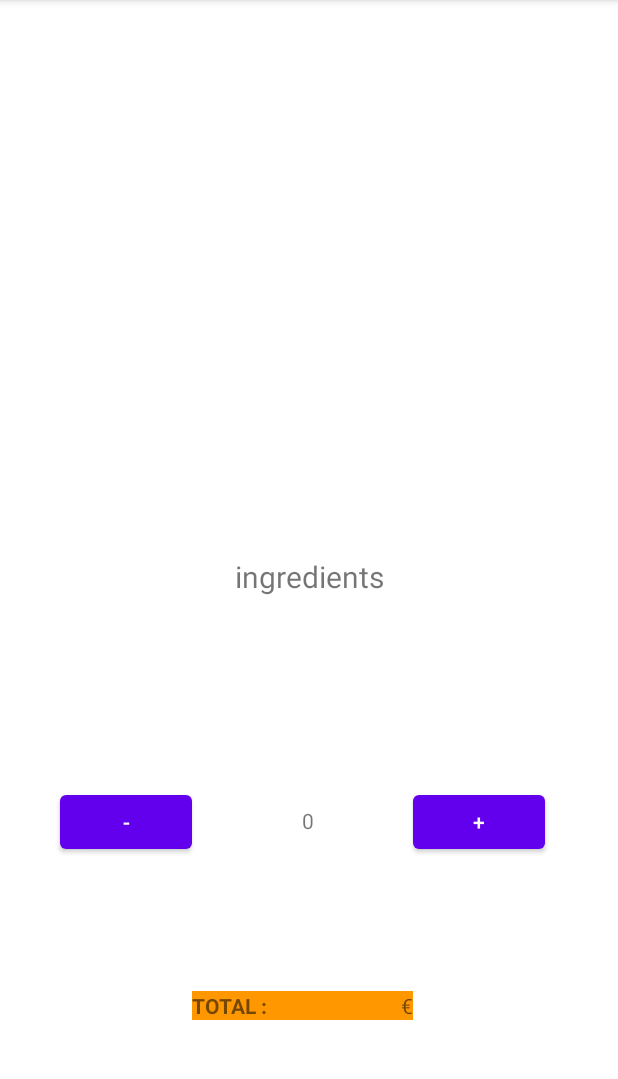
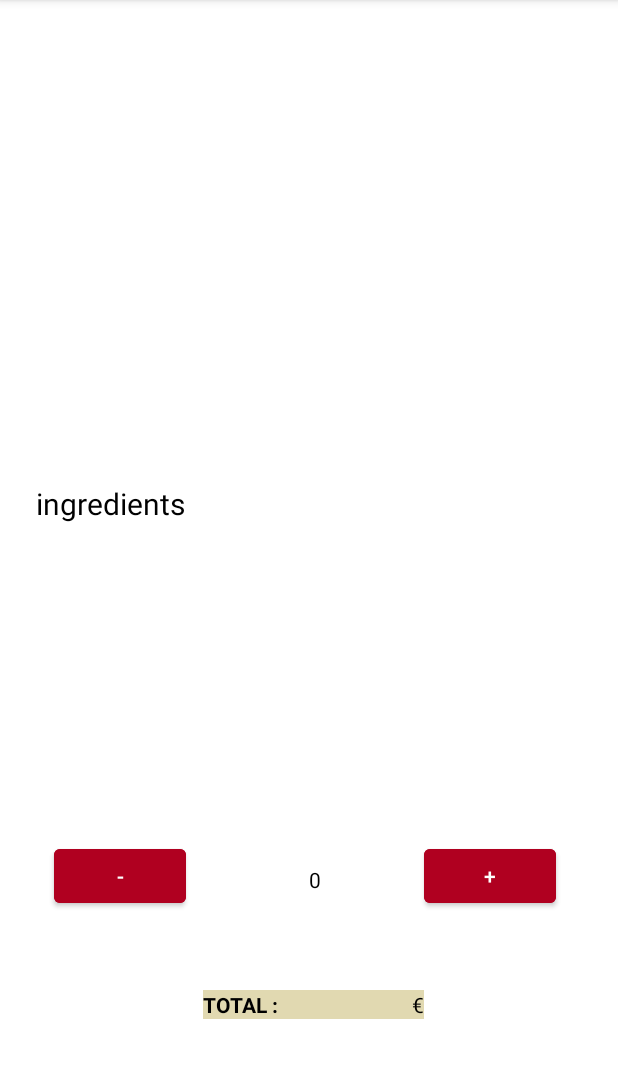
Before and after one commit to struixll/AndroidERestaurant, an Android app: the DetailActivity screen opened directly, with no data from a screen before it, on a phone screen of 412 x 824 dp, the part 84-1163 px from its top. Run offline under Robolectric (Android 15) with nearby library versions, the phone set to English and light mode, and no system bars; network calls fail; 7 statements that could not run were skipped.

Commit message:
Mise en forme couleur

```diff
--- a/app/src/main/res/layout/activity_category.xml
+++ b/app/src/main/res/layout/activity_category.xml
@@ -4,13 +4,15 @@
     xmlns:tools="http://schemas.android.com/tools"
     android:layout_width="match_parent"
     android:layout_height="match_parent"
-    tools:context=".CategoryActivity">
+    tools:context=".CategoryActivity"
+    android:background="#FFFF">
 
     <androidx.recyclerview.widget.RecyclerView
         android:id="@+id/ListePlats"
         android:layout_width="match_parent"
         android:layout_height="wrap_content"
         android:layout_marginTop="52dp"
+
         app:layout_constraintEnd_toEndOf="parent"
         app:layout_constraintHorizontal_bias="0.551"
         app:layout_constraintStart_toStartOf="parent"
--- a/app/src/main/res/layout/activity_detail.xml
+++ b/app/src/main/res/layout/activity_detail.xml
@@ -4,98 +4,114 @@
     xmlns:tools="http://schemas.android.com/tools"
     android:layout_width="match_parent"
     android:layout_height="match_parent"
-    tools:context=".DetailActivity">
+    tools:context=".DetailActivity"
+    android:background="#FFFF">
 
     <Button
         android:id="@+id/lessButton"
         android:layout_width="wrap_content"
         android:layout_height="wrap_content"
-        android:layout_marginStart="40dp"
-        android:layout_marginBottom="196dp"
+        android:layout_marginStart="36dp"
+        android:layout_marginBottom="160dp"
+        android:backgroundTint="@color/design_default_color_error"
         android:text="@string/lessButtton"
+        android:textColor="#FFFF"
         app:layout_constraintBottom_toBottomOf="parent"
         app:layout_constraintStart_toStartOf="parent" />
 
+    <Button
+        android:id="@+id/plusButton"
+        android:layout_width="wrap_content"
+        android:layout_height="wrap_content"
+        android:layout_marginBottom="160dp"
+        android:backgroundTint="@color/design_default_color_error"
+        android:text="@string/plusButton"
+        android:textColor="#FFFF"
+        app:layout_constraintBottom_toBottomOf="parent"
+        app:layout_constraintEnd_toEndOf="parent"
+        app:layout_constraintHorizontal_bias="0.793"
+        app:layout_constraintStart_toEndOf="@+id/lessButton"
+        app:strokeColor="#151212" />
+
+    <TextView
+        android:id="@+id/quantity"
+        android:layout_width="27dp"
+        android:layout_height="19dp"
+        android:layout_marginBottom="64dp"
+        android:text="@string/Null"
+        android:textColor="@color/black"
+        android:textAlignment="center"
+        app:layout_constraintBottom_toTopOf="@+id/addition"
+        app:layout_constraintEnd_toStartOf="@+id/plusButton"
+        app:layout_constraintHorizontal_bias="0.552"
+        app:layout_constraintStart_toEndOf="@+id/lessButton" />
+
     <androidx.viewpager.widget.ViewPager
         android:id="@+id/imageDetail"
-        android:layout_width="match_parent"
-        android:layout_height="250dp"
+        android:layout_width="413dp"
+        android:layout_height="299dp"
         android:layout_marginTop="4dp"
         app:layout_constraintEnd_toEndOf="parent"
         app:layout_constraintHorizontal_bias="0.0"
         app:layout_constraintStart_toStartOf="parent"
         app:layout_constraintTop_toTopOf="parent" />
 
-    <Button
-        android:id="@+id/plusButton"
-        android:layout_width="wrap_content"
-        android:layout_height="wrap_content"
-        android:layout_marginBottom="196dp"
-        android:text="@string/plusButton"
-        app:layout_constraintBottom_toBottomOf="parent"
-        app:layout_constraintEnd_toEndOf="parent"
-        app:layout_constraintHorizontal_bias="0.753"
-        app:layout_constraintStart_toEndOf="@+id/lessButton" />
 
     <TextView
         android:id="@+id/addition"
         android:layout_width="89dp"
         android:layout_height="19dp"
-        android:background="#FF9800"
+        android:background="#E1D9B1"
         android:textAlignment="center"
         android:textStyle="bold"
         app:layout_constraintBottom_toBottomOf="parent"
         app:layout_constraintEnd_toEndOf="parent"
-        app:layout_constraintHorizontal_bias="0.552"
+        app:layout_constraintHorizontal_bias="0.574"
         app:layout_constraintStart_toStartOf="parent"
-        app:layout_constraintTop_toBottomOf="@+id/lessButton" />
+        app:layout_constraintTop_toBottomOf="@+id/lessButton"
+        app:layout_constraintVertical_bias="0.368" />
 
+    <TextView
+        android:id="@+id/euros"
+        android:layout_width="wrap_content"
+        android:layout_height="wrap_content"
+        android:background="#E1D9B1"
+        android:text="€"
+        android:textColor="@color/black"
+        app:layout_constraintBottom_toBottomOf="parent"
+        app:layout_constraintEnd_toEndOf="parent"
+        app:layout_constraintHorizontal_bias="0.0"
+        app:layout_constraintStart_toEndOf="@+id/addition"
+        app:layout_constraintTop_toBottomOf="@+id/plusButton"
+        app:layout_constraintVertical_bias="0.368" />
+
+    <TextView
+        android:id="@+id/total"
+        android:layout_width="wrap_content"
+        android:layout_height="wrap_content"
+        android:background="#E1D9B1"
+        android:textColor="@color/black"
+        android:text="TOTAL :"
+        android:textStyle="bold"
+        app:layout_constraintBottom_toBottomOf="parent"
+        app:layout_constraintEnd_toStartOf="@+id/addition"
+        app:layout_constraintHorizontal_bias="1.0"
+        app:layout_constraintStart_toStartOf="parent"
+        app:layout_constraintTop_toBottomOf="@+id/lessButton"
+        app:layout_constraintVertical_bias="0.368" />
 
     <TextView
         android:id="@+id/ingredients"
         android:layout_width="wrap_content"
         android:layout_height="wrap_content"
         android:text="@string/ingredients"
+        android:textColor="@color/black"
         android:textSize="20sp"
         app:layout_constraintBottom_toBottomOf="parent"
         app:layout_constraintEnd_toEndOf="parent"
+        app:layout_constraintHorizontal_bias="0.077"
         app:layout_constraintStart_toStartOf="parent"
-        app:layout_constraintTop_toTopOf="parent" />
+        app:layout_constraintTop_toBottomOf="@+id/imageDetail"
+        app:layout_constraintVertical_bias="0.042" />
 
-    <TextView
-        android:id="@+id/quantity"
-        android:layout_width="27dp"
-        android:layout_height="19dp"
-        android:layout_marginBottom="104dp"
-        android:text="@string/Null"
-        android:textAlignment="center"
-        app:layout_constraintBottom_toTopOf="@+id/addition"
-        app:layout_constraintEnd_toStartOf="@+id/plusButton"
-        app:layout_constraintHorizontal_bias="0.533"
-        app:layout_constraintStart_toEndOf="@+id/lessButton" />
-
-    <TextView
-        android:id="@+id/total"
-        android:layout_width="wrap_content"
-        android:layout_height="wrap_content"
-        android:background="#FF9800"
-        android:text="TOTAL :"
-        android:textStyle="bold"
-        app:layout_constraintBottom_toBottomOf="parent"
-        app:layout_constraintEnd_toStartOf="@+id/addition"
-        app:layout_constraintHorizontal_bias="1.0"
-        app:layout_constraintStart_toStartOf="parent"
-        app:layout_constraintTop_toBottomOf="@+id/lessButton" />
-
-    <TextView
-        android:id="@+id/euros"
-        android:layout_width="wrap_content"
-        android:layout_height="wrap_content"
-        android:background="#FF9800"
-        android:text="€"
-        app:layout_constraintBottom_toBottomOf="parent"
-        app:layout_constraintEnd_toEndOf="parent"
-        app:layout_constraintHorizontal_bias="0.0"
-        app:layout_constraintStart_toEndOf="@+id/addition"
-        app:layout_constraintTop_toBottomOf="@+id/plusButton" />
 </androidx.constraintlayout.widget.ConstraintLayout>
--- a/app/src/main/res/values/strings.xml
+++ b/app/src/main/res/values/strings.xml
@@ -6,6 +6,7 @@
     <string name="lessButtton">-</string>
     <string name="Null">0</string>
     <string name="ingredients">ingredients</string>
+    <string name="price">€</string>
     <string-array name="liste_plats">
         <item>Pizza</item>
         <item>Burger</item>
```
Also changed, not shown: app/src/main/res/layout/activity_carrousel_adapter.xml (+4 -3 lines), app/src/main/res/layout/activity_home.xml (+6 -5 lines), app/src/main/res/layout/activity_plat_adapter.xml (+5 -2 lines), app/src/main/res/drawable/_000_f_489862423_drvsijkqbglzxnsvuqpqhmcx56xexwo9_removebg_preview.png (added).
